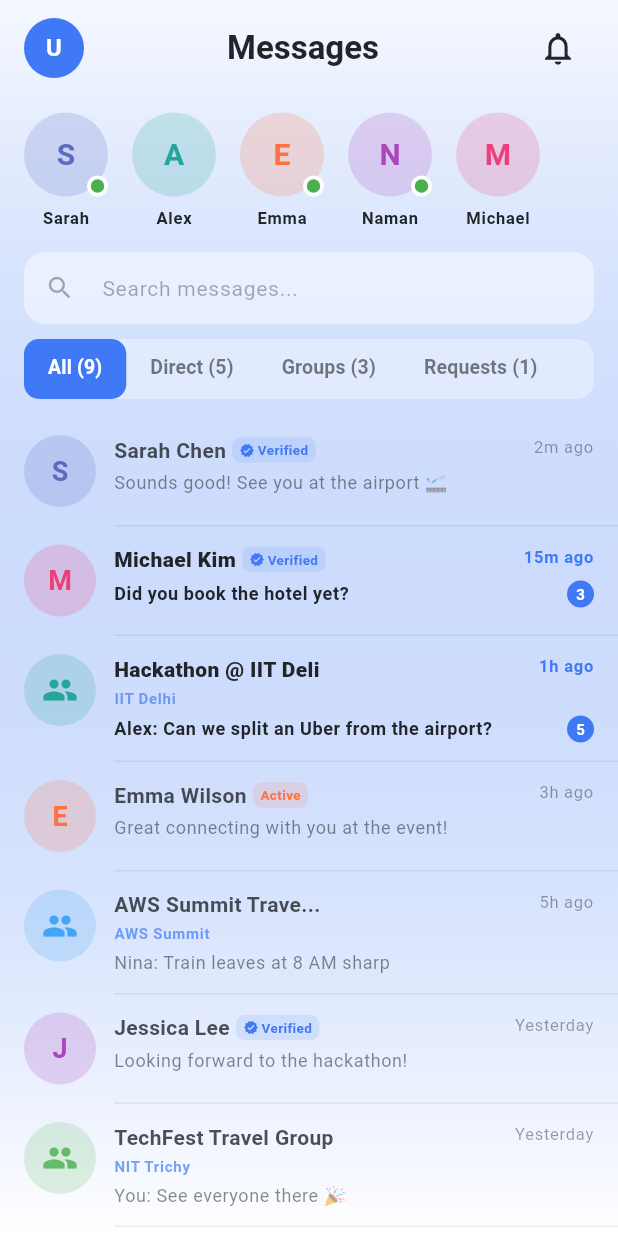
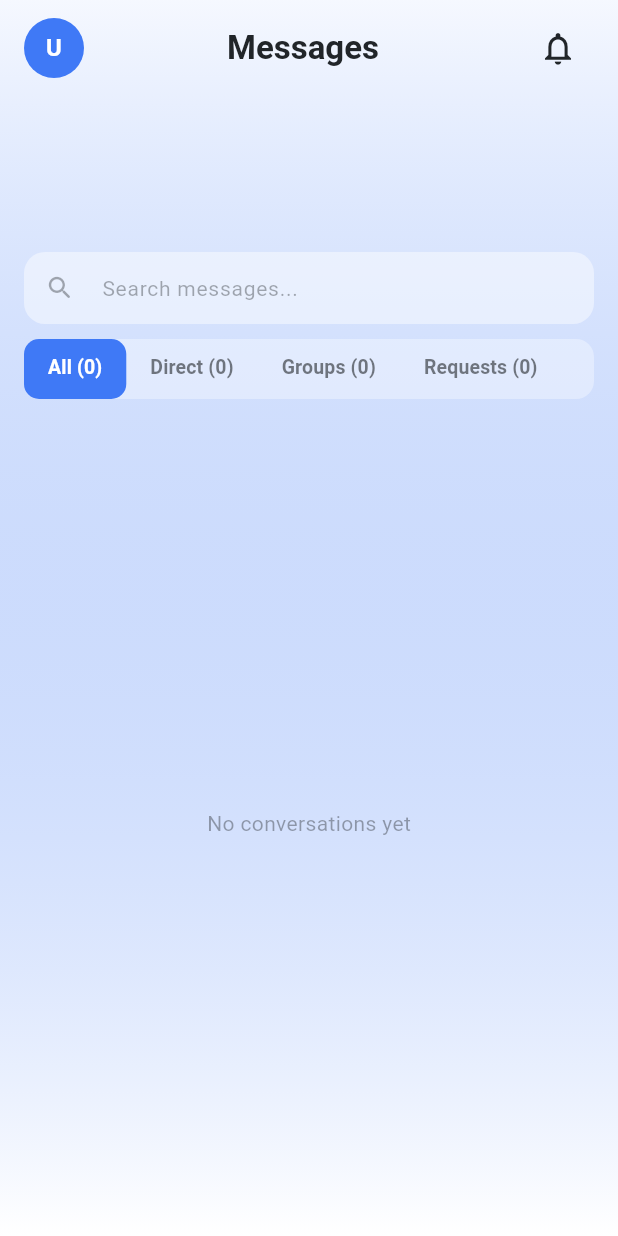
Before and after one commit to muskan953/college-Hop, a Flutter app: the MessagesScreen screen opened directly, on a phone screen of 412 x 824 dp. Run offline on Flutter 3.47's test engine with Material 3 defaults, Android fonts, the phone set to English and light mode, and no system bars; our stand-ins replace confetti, emoji_picker_flutter, file_picker, firebase_core, firebase_messaging, flutter_secure_storage and 1 more; missing offline and left inert: dart:html; accounts and stored records are empty; network calls fail.

Commit message:
chore: ui improvements

```diff
--- a/college_hop_frontend/lib/screen/edit_profile_screen.dart
+++ b/college_hop_frontend/lib/screen/edit_profile_screen.dart
@@ -66,6 +66,13 @@ class _EditProfileScreenState extends State<EditProfileScreen> {
         );
         if (url != null) {
           setState(() => _uploadedPhotoUrl = url);
+        } else {
+          setState(() => profileImageBytes = null); // Revert UI
+          if (mounted) {
+            ScaffoldMessenger.of(context).showSnackBar(
+              const SnackBar(content: Text('Failed to upload photo. It might be too large (Max 5MB).')),
+            );
+          }
         }
       }
     }
--- a/college_hop_frontend/lib/screen/messages_screen.dart
+++ b/college_hop_frontend/lib/screen/messages_screen.dart
@@ -69,26 +69,10 @@ class _Connection {
   const _Connection(this.id, this.name, this.fallbackColor, this.isOnline);
 }
 
-// Full-featured mock data for fallback when backend is unavailable
-const _mockThreads = <_ChatThread>[
-  _ChatThread(id: '1', name: 'Sarah Chen', lastMessage: 'Sounds good! See you at the airport 🛫', time: '2m ago', avatarColor: Color(0xFF5C6BC0), avatarLabel: 'S', isVerified: true, type: _ChatType.direct),
-  _ChatThread(id: '2', name: 'Michael Kim', lastMessage: 'Did you book the hotel yet?', time: '15m ago', unreadCount: 3, avatarColor: Color(0xFFEC407A), avatarLabel: 'M', isVerified: true, type: _ChatType.direct),
-  _ChatThread(id: '3', name: 'Hackathon @ IIT Deli', lastMessage: 'Alex: Can we split an Uber from the airport?', time: '1h ago', unreadCount: 5, avatarColor: Color(0xFF26A69A), avatarLabel: 'H', type: _ChatType.group, eventTag: 'IIT Delhi'),
-  _ChatThread(id: '4', name: 'Emma Wilson', lastMessage: 'Great connecting with you at the event!', time: '3h ago', avatarColor: Color(0xFFFF7043), avatarLabel: 'E', isPinged: true, type: _ChatType.direct),
-  _ChatThread(id: '5', name: 'AWS Summit Trave...', lastMessage: 'Nina: Train leaves at 8 AM sharp', time: '5h ago', avatarColor: Color(0xFF42A5F5), avatarLabel: 'A', type: _ChatType.group, eventTag: 'AWS Summit'),
-  _ChatThread(id: '6', name: 'Jessica Lee', lastMessage: 'Looking forward to the hackathon!', time: 'Yesterday', avatarColor: Color(0xFFAB47BC), avatarLabel: 'J', isVerified: true, type: _ChatType.direct),
-  _ChatThread(id: '7', name: 'TechFest Travel Group', lastMessage: 'You: See everyone there 🎉', time: 'Yesterday', avatarColor: Color(0xFF66BB6A), avatarLabel: 'T', type: _ChatType.group, eventTag: 'NIT Trichy'),
-  _ChatThread(id: '8', name: 'Ravi Sharma', lastMessage: 'Can you share your notes from the talk?', time: '2d ago', avatarColor: Color(0xFFFFCA28), avatarLabel: 'R', type: _ChatType.direct),
-  _ChatThread(id: '9', name: 'Unknown User', lastMessage: 'Hey, I saw your profile and would love to connect!', time: '1h ago', avatarColor: Color(0xFF607D8B), avatarLabel: 'U', type: _ChatType.request),
-];
-
-const _mockConnections = <_Connection>[
-  _Connection('1', 'Sarah', Color(0xFF5C6BC0), true),
-  _Connection('2', 'Alex', Color(0xFF26A69A), false),
-  _Connection('3', 'Emma', Color(0xFFFF7043), true),
-  _Connection('4', 'Naman', Color(0xFFAB47BC), true),
-  _Connection('5', 'Michael', Color(0xFFEC407A), false),
-];
+// Removed mock data to prevent misleading placeholder messages
+const _mockThreads = <_ChatThread>[];
+
+const _mockConnections = <_Connection>[];
 
 Color getAvatarColorForId(String id) {
   final colors = [
--- a/college_hop_frontend/lib/screen/myevent.dart
+++ b/college_hop_frontend/lib/screen/myevent.dart
@@ -39,16 +39,16 @@ class _MyEventState extends State<MyEvent> {
     final active = context.watch<EventProvider>().activeEvent;
     if (active != null && active.id != _currentEventId) {
       _currentEventId = active.id;
-      _fetchDashboardData(active.id);
+      _fetchDashboardData(active.id, ignoreCooldown: true);
     }
   }
 
-  Future<void> _fetchDashboardData(String eventId) async {
+  Future<void> _fetchDashboardData(String eventId, {bool ignoreCooldown = false}) async {
     if (_loading) return; // Prevent concurrent fetches
 
     // 30-second cooldown to prevent spamming
     final now = DateTime.now();
-    if (_lastRefresh != null && now.difference(_lastRefresh!).inSeconds < 30) {
+    if (!ignoreCooldown && _lastRefresh != null && now.difference(_lastRefresh!).inSeconds < 30) {
       final remaining = 30 - now.difference(_lastRefresh!).inSeconds;
       if (mounted) {
         ScaffoldMessenger.of(context).showSnackBar(
--- a/college_hop_frontend/lib/widgets/custom_app_bar.dart
+++ b/college_hop_frontend/lib/widgets/custom_app_bar.dart
@@ -34,11 +34,12 @@ class CustomAppBar extends StatelessWidget {
     final String? photoUrl = profileData != null
         ? profileData['profile_photo_url'] as String?
         : null;
-    final initial = (profileData != null &&
-            profileData['name'] != null &&
-            (profileData['name'] as String).isNotEmpty)
-        ? (profileData['name'] as String)[0].toUpperCase()
-        : 'U';
+    final fullName = (profileData?['full_name'] as String?) ?? 'User';
+    final initials = fullName.trim().split(' ')
+        .where((w) => w.isNotEmpty)
+        .take(2)
+        .map((w) => w[0].toUpperCase())
+        .join();
 
     return Padding(
       padding: const EdgeInsets.symmetric(horizontal: 16, vertical: 8),
@@ -53,7 +54,7 @@ class CustomAppBar extends StatelessWidget {
                 : null,
             child: (photoUrl == null || photoUrl.isEmpty)
                 ? Text(
-                    initial,
+                    initials,
                     style: const TextStyle(
                       color: Colors.white,
                       fontWeight: FontWeight.bold,
```
Also changed, not shown: 1 other file.
